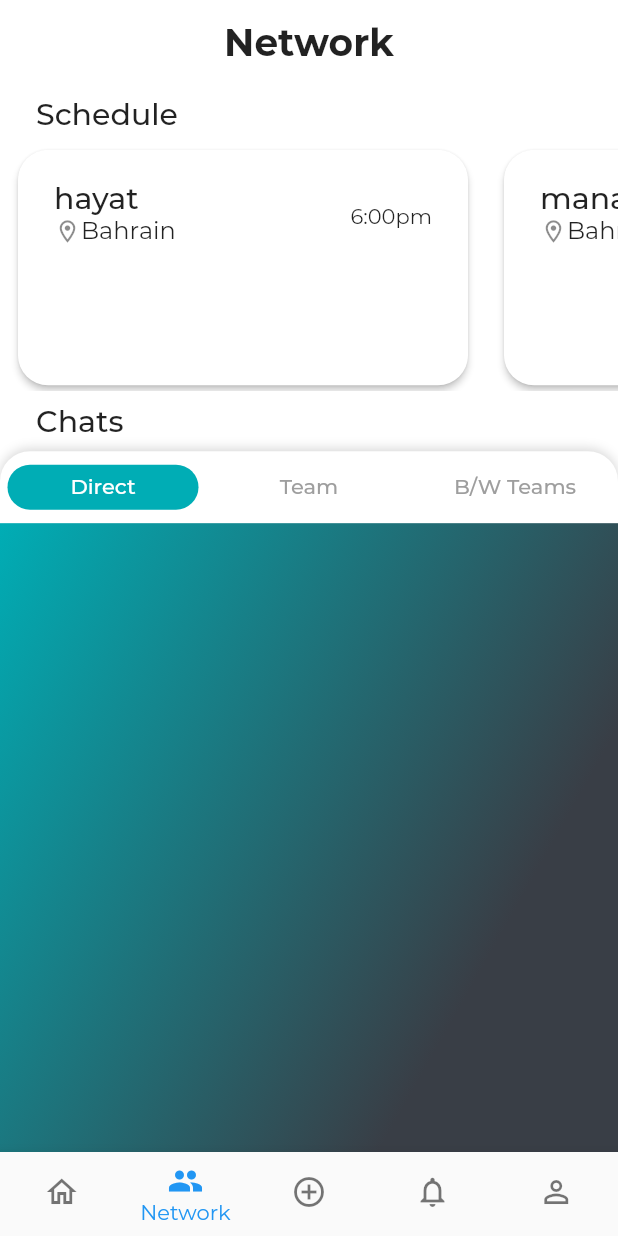
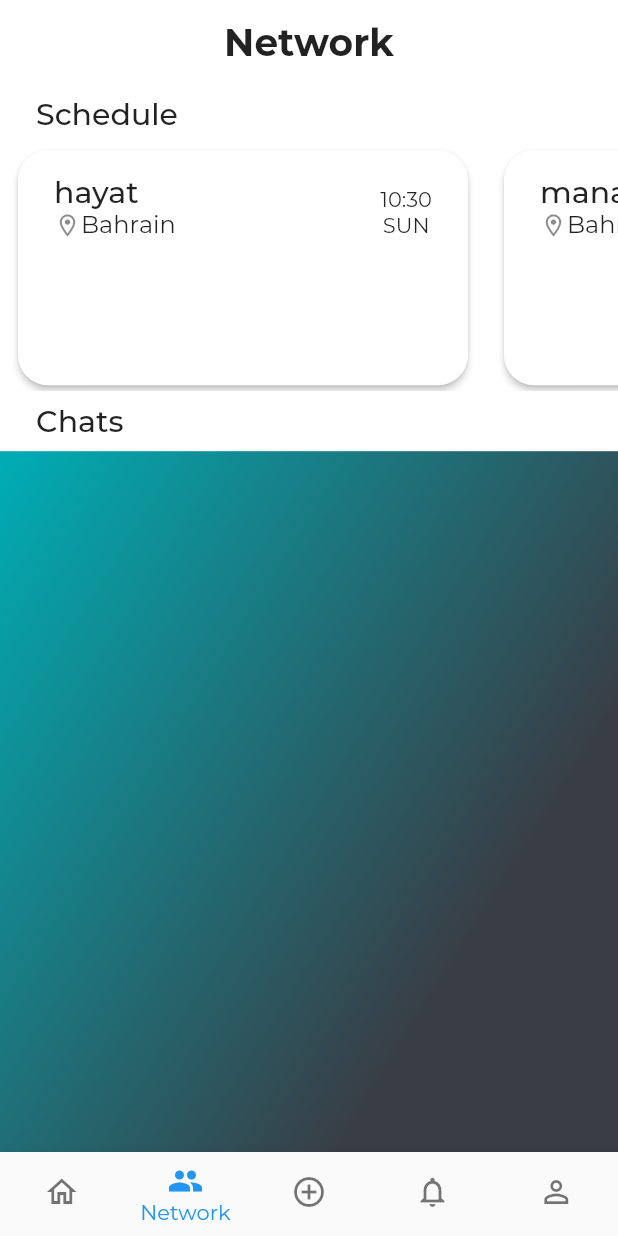
Before and after one commit to Runbhumi/Runbhumi, a Flutter app: the screen it shows after launch, item 2 of the bottom bar chosen, on a phone screen of 412 x 824 dp. Run offline on Flutter 3.47's test engine with Material 2 defaults, Android fonts, the phone set to English and light mode, and no system bars; our stand-ins replace bubble_tab_indicator, cloud_firestore, datetime_picker_formfield, firebase_auth, firebase_core, google_sign_in and 2 more; accounts and stored records are empty; project files that could hold a hidden picture were left out.

Commit message:
⛔removed teams chat for MVP

```diff
--- a/lib/view/networkPage.dart
+++ b/lib/view/networkPage.dart
@@ -31,9 +31,9 @@ class _NetworkState extends State<Network> {
         title: _buildTitle(context),
         automaticallyImplyLeading: false,
       ),
-      body: DefaultTabController(
+      body: /*DefaultTabController(
         length: 3,
-        child: Scaffold(
+        child:*/ Scaffold(
           body: Column(
             crossAxisAlignment: CrossAxisAlignment.start,
             children: <Widget>[
@@ -59,21 +59,22 @@ class _NetworkState extends State<Network> {
                 ),
               ),
               //Chat Tabs
-              ChatsTabs(),
+              // ChatsTabs(),
               // TODO: replace placeholders with actual UI
               Expanded(
-                child: TabBarView(
-                  children: [
-                    PlaceholderWidget(),
-                    PlaceholderWidget(),
-                    PlaceholderWidget(),
-                  ],
-                ),
+                // child: TabBarView(
+                //   children: [
+                //     PlaceholderWidget(),
+                //     PlaceholderWidget(),
+                //     PlaceholderWidget(),
+                //   ],
+                // ),
+                child: PlaceholderWidget(),
               ),
             ],
           ),
         ),
-      ),
+      // ),
     );
   }
 }
@@ -110,6 +111,7 @@ class Schedule extends StatelessWidget {
                     crossAxisAlignment: CrossAxisAlignment.start,
                     children: [
                       ListTile(
+                        isThreeLine: true,
                         title: Text(
                           scheduleList[index],
                           style: Theme.of(context).textTheme.headline6,
@@ -126,7 +128,35 @@ class Schedule extends StatelessWidget {
                             ),
                           ],
                         ),
-                        trailing: Text("6:00pm"),
+                        trailing: Column(
+                          children: [
+                            //time
+                            Row(
+                              mainAxisSize: MainAxisSize.min,
+                              children: [
+                                Text(DateTime.now().hour.toString()),
+                                Text(":"),
+                                Text(DateTime.now().minute.toString()),
+                              ],
+                            ),
+                            //day
+                            // Text(DateTime.now().weekday.toString()),
+                            if(DateTime.now().weekday==1)
+                              Text("MON"),
+                            if(DateTime.now().weekday==2)
+                              Text("TUE"),
+                            if(DateTime.now().weekday==3)
+                              Text("WED"),
+                            if(DateTime.now().weekday==4)
+                              Text("THU"),
+                            if(DateTime.now().weekday==5)
+                              Text("FRI"),
+                            if(DateTime.now().weekday==6)
+                              Text("SAT"),
+                            if(DateTime.now().weekday==7)
+                              Text("SUN"),
+                          ],
+                        ),
                       ),
                     ],
                   ),
--- /dev/null
+++ b/lib/widget/smallButton.dart
@@ -0,0 +1,10 @@
+import 'package:flutter/material.dart';
+
+class SmallButton extends StatelessWidget {
+  @override
+  Widget build(BuildContext context) {
+    return Container(
+      child: Text("JOIN"),
+    );
+  }
+}
```
